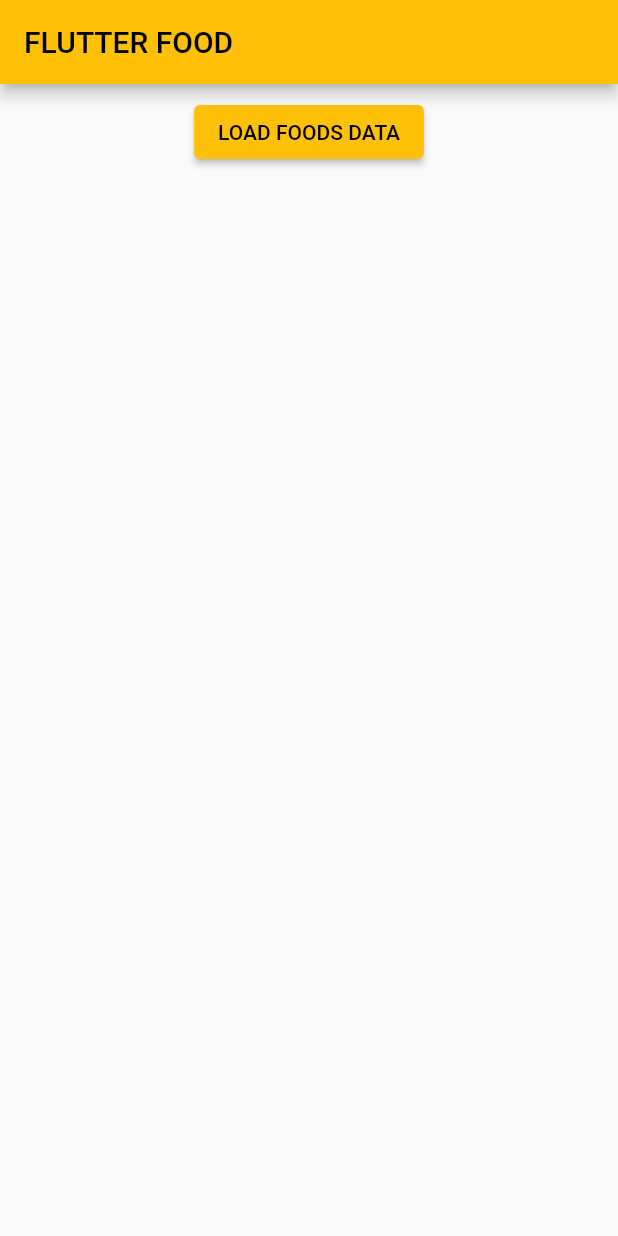
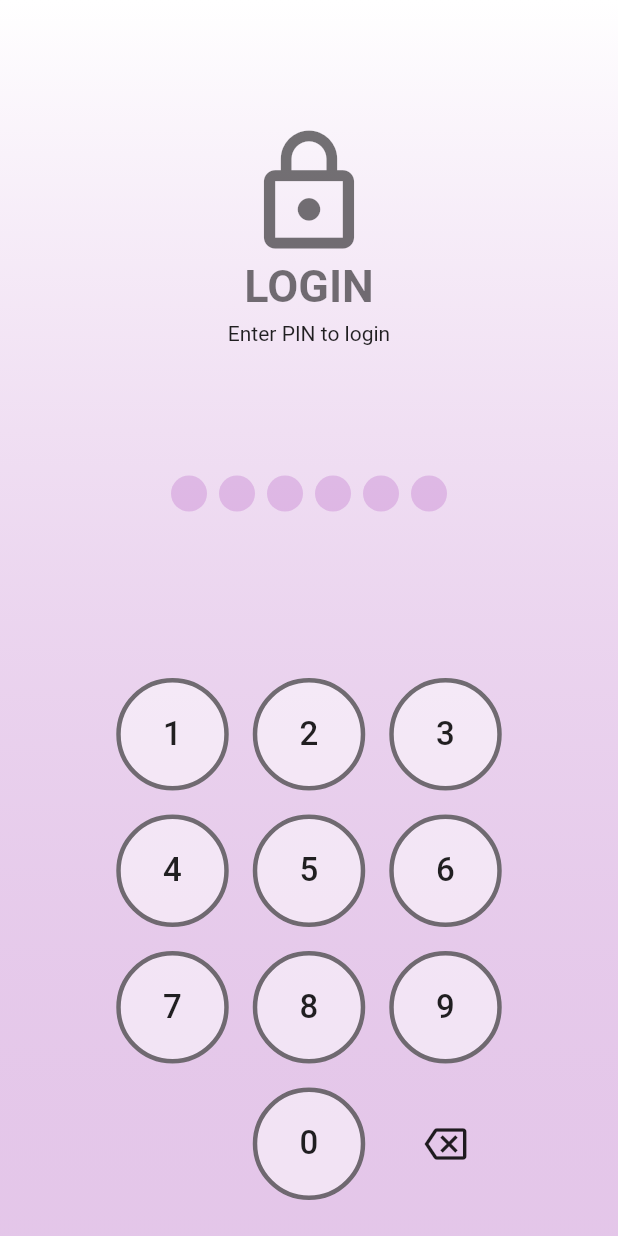
Before and after one commit to vvanvvan/final_07610645_test, a Flutter app: the screen it shows after launch, on a phone screen of 412 x 824 dp. Run offline on Flutter 3.47's test engine with Material 2 defaults, Android fonts, the phone set to English and light mode, and no system bars; our stand-ins replace google_fonts.

Commit message:
Homework #12 solution

```diff
--- a/lib/main.dart
+++ b/lib/main.dart
@@ -1,5 +1,5 @@
 import 'package:flutter/material.dart';
-import 'package:flutter_food_2_2021/pages/home/home_page.dart';
+import 'package:flutter_food_2_2021/pages/login/login_page.dart';
 
 void main() {
   runApp(const MyApp());
@@ -14,9 +14,23 @@ class MyApp extends StatelessWidget {
     return MaterialApp(
       title: 'Flutter Food',
       theme: ThemeData(
-        primarySwatch: Colors.amber,
+        primarySwatch: Colors.purple,
+        materialTapTargetSize: MaterialTapTargetSize.shrinkWrap,
+        textTheme: const TextTheme(
+          headline1: TextStyle(
+            fontSize: 30.0,
+            fontWeight: FontWeight.bold,
+          ),
+          headline6: TextStyle(
+            fontSize: 22.0,
+            //fontWeight: FontWeight.bold,
+          ),
+          bodyText2: TextStyle(
+            fontSize: 14.0,
+          ),
+        ),
       ),
-      home: const HomePage(),
+      home: const LoginPage(),
     );
   }
 }
--- /dev/null
+++ b/lib/pages/login/login_page.dart
@@ -0,0 +1,267 @@
+import 'package:flutter/material.dart';
+import 'package:flutter_food_2_2021/models/api_result.dart';
+import 'package:flutter_food_2_2021/pages/home/home_page.dart';
+import 'package:http/http.dart' as http;
+import 'dart:convert';
+
+class LoginPage extends StatefulWidget {
+  static const routeName = '/login';
+
+  const LoginPage({Key? key}) : super(key: key);
+
+  @override
+  _LoginPageState createState() => _LoginPageState();
+}
+
+class _LoginPageState extends State<LoginPage> {
+  static const _pinLength = 6;
+  var _input = ''; // state variable
+  var _isLoading = false;
+
+  @override
+  Widget build(BuildContext context) {
+    return Scaffold(
+      body: Stack(
+        children: [
+          Container(
+            decoration: BoxDecoration(
+              gradient: LinearGradient(
+                begin: Alignment.topCenter,
+                end: Alignment.bottomCenter,
+                /*stops: [
+                  0.0,
+                  0.95,
+                  1.0,
+                ],*/
+                colors: [
+                  Colors.white,
+                  //Color(0xFFD8D8D8),
+                  //Color(0xFFAAAAAA),
+                  Theme.of(context).colorScheme.background.withOpacity(0.5),
+                  //Theme.of(context).colorScheme.background.withOpacity(0.6),
+                  //Colors.white,
+                ],
+              ),
+            ),
+            child: SafeArea(
+              child: Column(
+                children: [
+                  Expanded(
+                    child: Column(
+                      mainAxisAlignment: MainAxisAlignment.spaceEvenly,
+                      children: [
+                        Column(
+                          mainAxisAlignment: MainAxisAlignment.center,
+                          children: [
+                            Icon(
+                              Icons.lock_outline,
+                              size: 90.0,
+                              color:
+                                  Theme.of(context).textTheme.headline1?.color,
+                            ),
+                            Text(
+                              'LOGIN',
+                              style: Theme.of(context).textTheme.headline1,
+                            ),
+                            const SizedBox(height: 6.0),
+                            Text(
+                              'Enter PIN to login',
+                              style: Theme.of(context).textTheme.bodyText2,
+                            )
+                          ],
+                        ),
+                        Row(
+                          mainAxisAlignment: MainAxisAlignment.center,
+                          children: [
+                            for (var i = 0; i < _input.length; i++)
+                              Container(
+                                margin: const EdgeInsets.all(4.0),
+                                width: 24.0,
+                                height: 24.0,
+                                decoration: BoxDecoration(
+                                    color:
+                                        Theme.of(context).colorScheme.primary,
+                                    shape: BoxShape.circle),
+                              ),
+                            for (var i = _input.length; i < 6; i++)
+                              Container(
+                                margin: const EdgeInsets.all(4.0),
+                                width: 24.0,
+                                height: 24.0,
+                                decoration: BoxDecoration(
+                                  color: Theme.of(context)
+                                      .colorScheme
+                                      .primary
+                                      .withOpacity(0.2),
+                                  shape: BoxShape.circle,
+                                ),
+                              ),
+                          ],
+                        )
+                      ],
+                    ),
+                  ),
+                  _buildNumPad(context),
+                ],
+              ),
+            ),
+          ),
+          if (_isLoading)
+            Container(
+              color: Colors.black.withOpacity(0.5),
+              child: const Center(
+                child: SizedBox(
+                  width: 40.0,
+                  height: 40.0,
+                  child: CircularProgressIndicator(color: Colors.white),
+                ),
+              ),
+            ),
+        ],
+      ),
+    );
+  }
+
+  Widget _buildNumPad(BuildContext context) {
+    return Container(
+      padding: const EdgeInsets.all(16.0),
+      child: Column(
+        children: [
+          [1, 2, 3],
+          [4, 5, 6],
+          [7, 8, 9],
+          [-2, 0, -1],
+        ].map((row) {
+          return Row(
+            mainAxisAlignment: MainAxisAlignment.center,
+            children: row.map((item) {
+              return Padding(
+                padding: const EdgeInsets.all(8.0),
+                child: LoginButton(
+                  number: item,
+                  onClick: () {
+                    _handleClickButton(context, item);
+                  },
+                ),
+              );
+            }).toList(),
+          );
+        }).toList(),
+      ),
+    );
+  }
+
+  _handleClickButton(BuildContext context, int num) async {
+    if (num == -1) {
+      if (_input.isNotEmpty) {
+        setState(() {
+          _input = _input.substring(0, _input.length - 1);
+        });
+      }
+    } else if (_input.length < _pinLength) {
+      setState(() {
+        _input = '$_input$num';
+      });
+    }
+
+    if (_input.length == _pinLength) {
+      var loginSuccess = await _login();
+      if (loginSuccess) {
+        Navigator.pushReplacement(
+          context,
+          MaterialPageRoute(builder: (context) => const HomePage()),
+        );
+      } else {
+        _showOkDialog(context, 'Incorrect PIN', 'Please try again');
+        setState(() {
+          _input = '';
+        });
+      }
+    }
+  }
+
+  Future<bool> _login() async {
+    setState(() {
+      _isLoading = true;
+    });
+    final url = Uri.parse('https://cpsu-test-api.herokuapp.com/login');
+    final response = await http.post(
+      url,
+      headers: {'Content-Type': 'application/json'},
+      body: jsonEncode({'pin': _input}),
+    );
+    setState(() {
+      _isLoading = false;
+    });
+    var json = jsonDecode(response.body);
+    var apiResult = ApiResult.fromJson(json);
+    return apiResult.data;
+  }
+
+  void _showOkDialog(BuildContext context, String title, String content) {
+    showDialog(
+      context: context,
+      barrierDismissible: false,
+      builder: (BuildContext context) {
+        return AlertDialog(
+          title: Text(title),
+          content: Text(content),
+          actions: [
+            TextButton(
+              onPressed: () {
+                Navigator.of(context).pop();
+              },
+              child: const Text('OK'),
+            ),
+          ],
+        );
+      },
+    );
+  }
+}
+
+class LoginButton extends StatelessWidget {
+  final int number;
+  final Function() onClick;
+
+  const LoginButton({
+    required this.number,
+    required this.onClick,
+    Key? key,
+  }) : super(key: key);
+
+  @override
+  Widget build(BuildContext context) {
+    return InkWell(
+      customBorder: const CircleBorder(),
+      onTap: number == -2 ? null : onClick,
+      child: Container(
+        width: 75.0,
+        height: 75.0,
+        decoration: number < 0
+            ? null
+            : BoxDecoration(
+                shape: BoxShape.circle,
+                color: Colors.white.withOpacity(0.5),
+                border: Border.all(
+                  width: 3.0,
+                  color: Theme.of(context).textTheme.headline1!.color!,
+                ),
+              ),
+        child: Center(
+          child: number >= 0
+              ? Text(
+                  '$number', // number.toString()
+                  style: Theme.of(context).textTheme.headline6,
+                )
+              : (number == -1
+                  ? const Icon(
+                      Icons.backspace_outlined,
+                      size: 28.0,
+                    )
+                  : const SizedBox.shrink()),
+        ),
+      ),
+    );
+  }
+}
```
